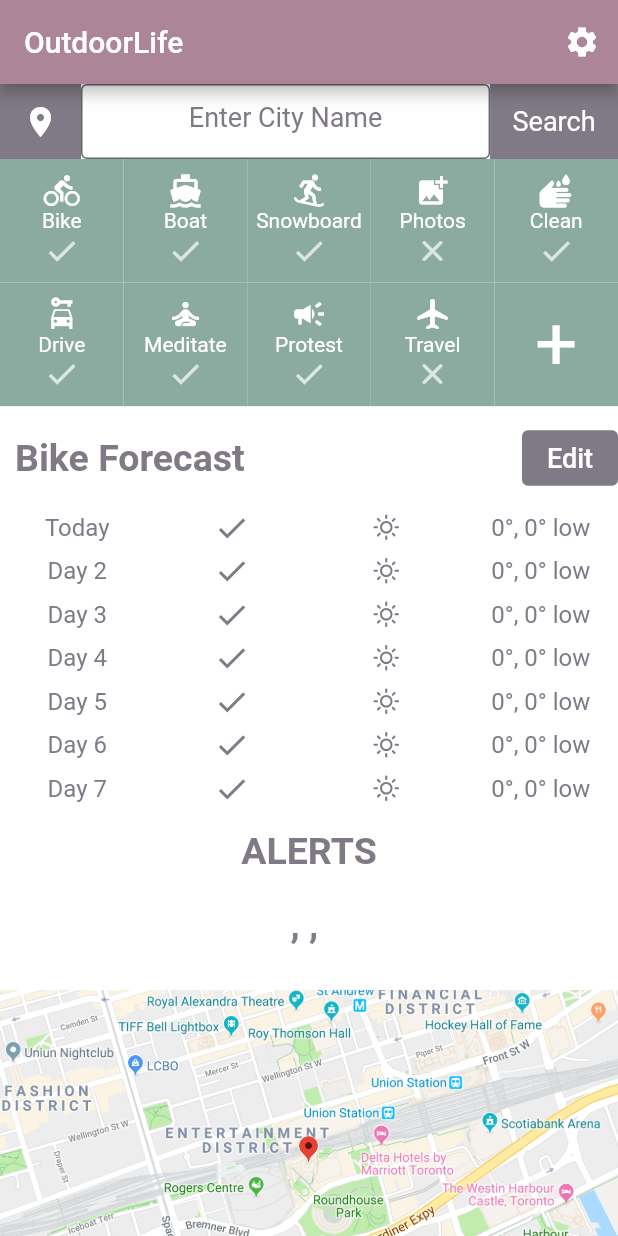
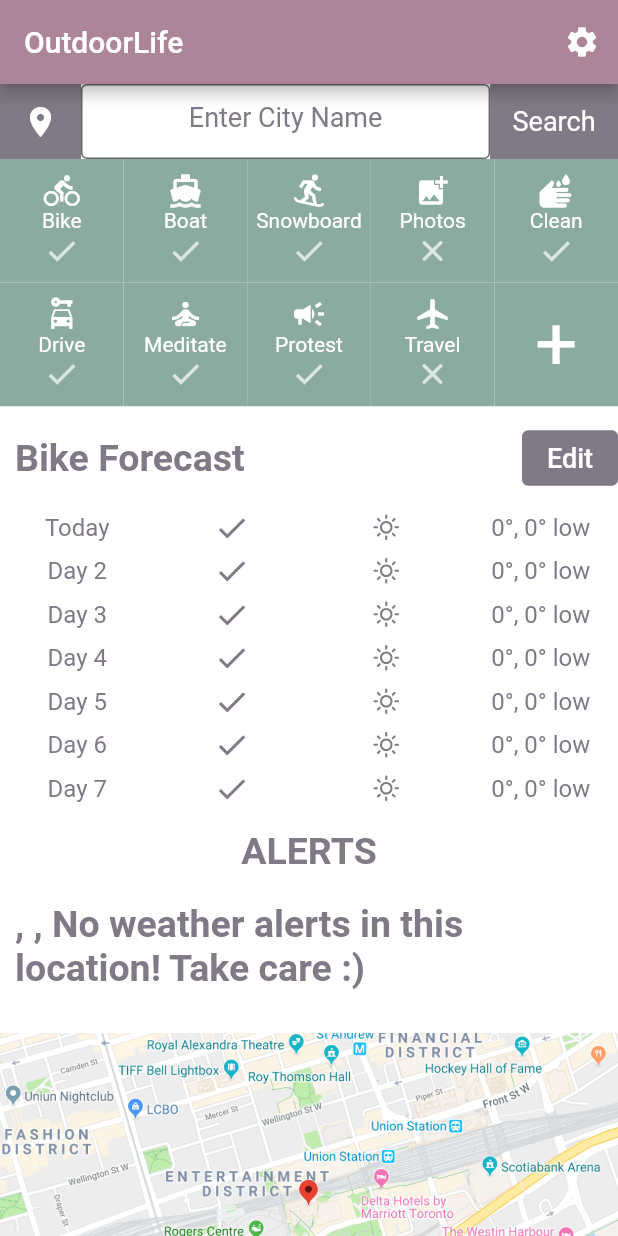
Before and after one commit to Bilaterian/OutdoorLife-App, a Flutter app: the screen it shows after launch, on a phone screen of 412 x 824 dp. Run offline on Flutter 3.47's test engine with Material 2 defaults, Android fonts, the phone set to English and light mode, and no system bars; our stand-ins replace geolocator, weather_icons.

Commit message:
weather alerts reset

```diff
--- a/activityforecast/lib/view/pages/home_page.dart
+++ b/activityforecast/lib/view/pages/home_page.dart
@@ -68,7 +68,7 @@ class _HomePageState extends State<HomePage> {
   late String dayName = '';
   late String weatherCondition;
 
-  List<String> alert = ['', '', ''];
+  List<String> alert = ['', '', 'No weather alerts in this location! Take care :)'];
 
   // selected activity
   String selectedActivity = "Bike";
@@ -135,6 +135,9 @@ class _HomePageState extends State<HomePage> {
           alert[2] = weatherData['alerts'][0]['description'];
       } catch(e) {
           log("no alerts");
+          alert[0] = '';
+          alert[1] = '';
+          alert[2] = 'No weather alerts in this location! Take care :)';
       }
     });
   }
```
